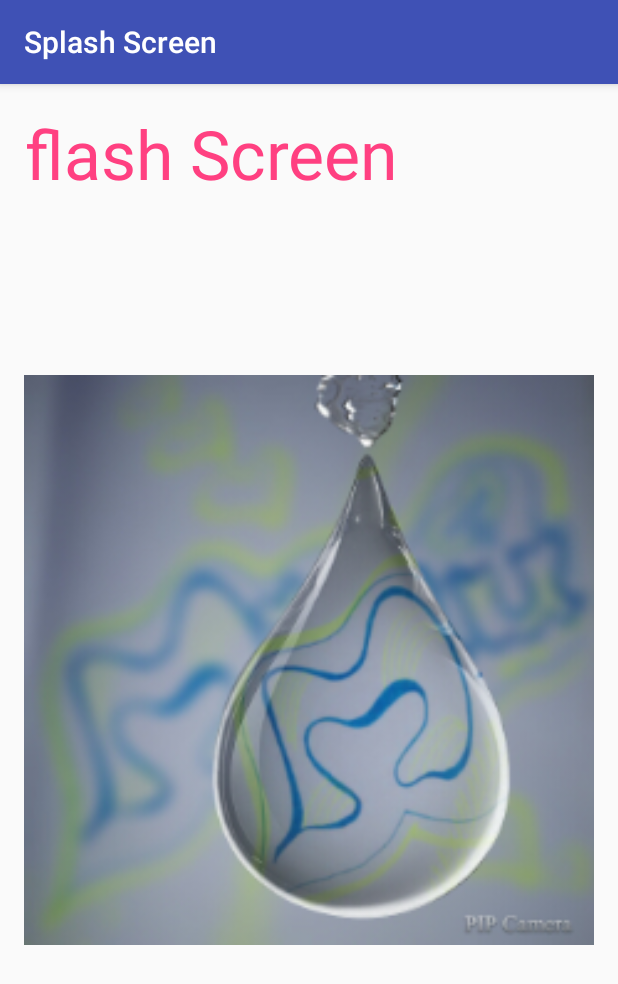
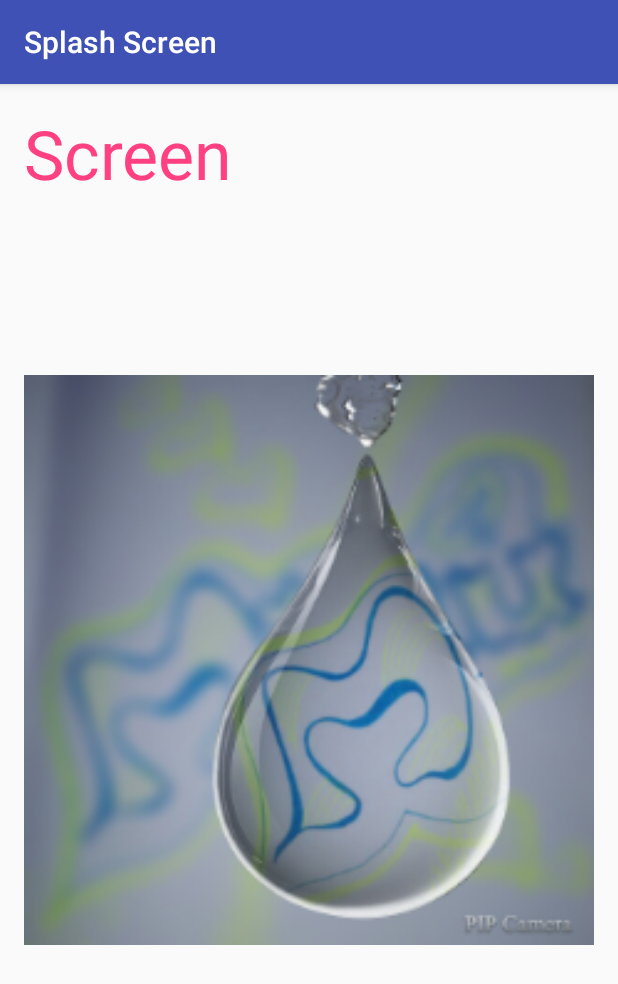
Before and after one commit to MeghanaBaratam/Example, an Android app: the Splash screen opened directly, with no data from a screen before it, on a phone screen of 412 x 824 dp. Shown: the top 984 px of the screen. Run offline under Robolectric (Android 15) with nearby library versions, the phone set to English and light mode, and no system bars.

Commit message:
flash screen to screen

```diff
--- a/app/src/main/res/layout/content_main.xml
+++ b/app/src/main/res/layout/content_main.xml
@@ -16,7 +16,7 @@
     <TextView
         android:layout_width="wrap_content"
         android:layout_height="wrap_content"
-        android:text="flash Screen"
+        android:text="Screen"
         android:textSize="45sp"
         android:textColor="@color/colorAccent"
         android:gravity="center"
```
